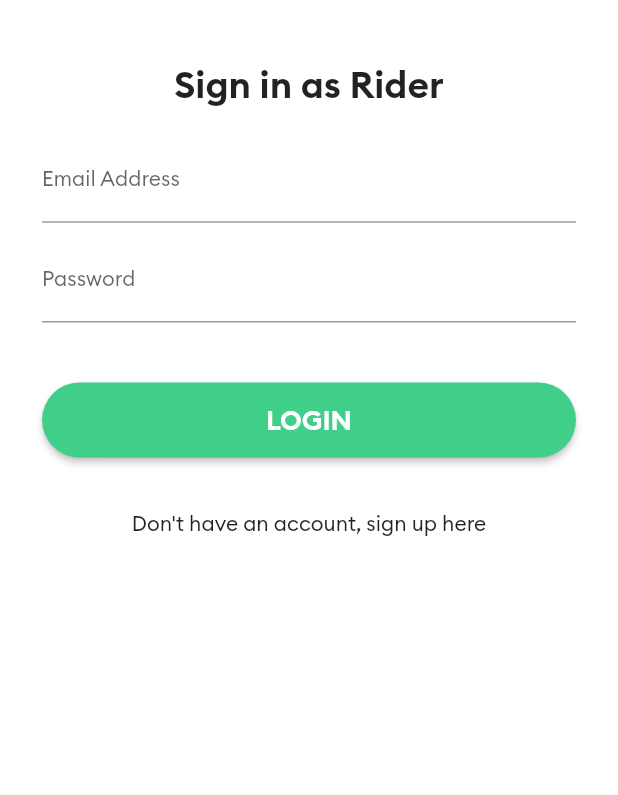
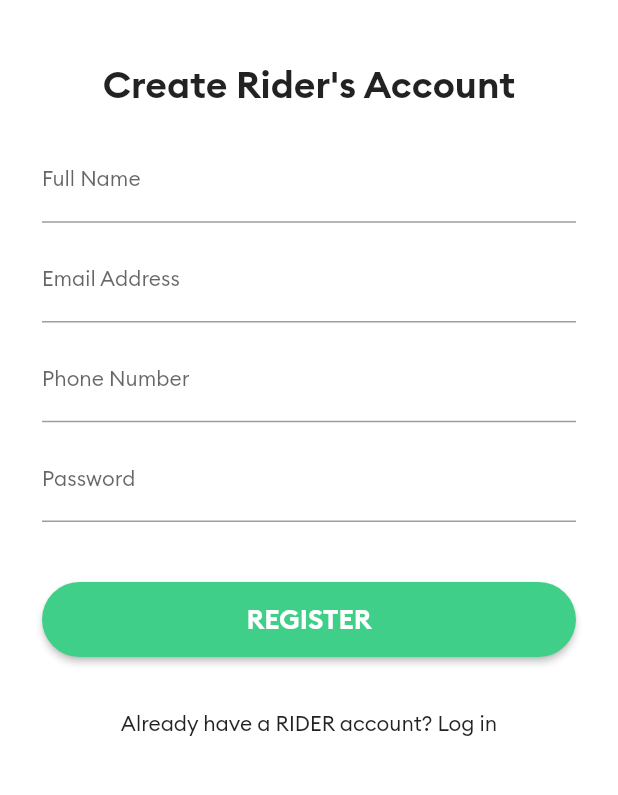
Before and after one commit to AhmedTitef/gtaxi_app, a Flutter app: the screen it shows after launch, on a phone screen of 412 x 824 dp, the part 267-1062 px from its top. Run offline on Flutter 3.47's test engine with Material 2 defaults, Android fonts, the phone set to English and light mode, and no system bars; our stand-ins replace firebase_core, firebase_database; accounts and stored records are empty.

Commit message:
added registeration screen UI

```diff
--- a/lib/main.dart
+++ b/lib/main.dart
@@ -4,6 +4,7 @@
 import 'package:flutter/material.dart';
 import 'package:gtaxi_app/screens/loginpage.dart';
 import 'package:gtaxi_app/screens/mainpage.dart';
+import 'package:gtaxi_app/screens/registrationpage.dart';
 
 
 Future<void> main() async {
@@ -49,7 +50,7 @@
         // is not restarted.
         primarySwatch: Colors.blue,
       ),
-      home: LoginPage(),
+      home: RegistrationPage(),
     );
   }
 }
--- /dev/null
+++ b/lib/screens/registrationpage.dart
@@ -0,0 +1,132 @@
+import 'package:flutter/material.dart';
+
+import '../brand_colors.dart';
+
+class RegistrationPage extends StatelessWidget {
+  @override
+  Widget build(BuildContext context) {
+    return Scaffold(
+      backgroundColor: Colors.white,
+      body: SafeArea(
+        child: SingleChildScrollView(
+          child: Padding(
+            padding: const EdgeInsets.all(8.0),
+            child: Column(
+              children: [
+                SizedBox(
+                  height: 70,
+                ),
+                Image(
+                  alignment: Alignment.center,
+                  height: 100,
+                  width: 100,
+                  image: AssetImage("images/logo.png"),
+                ),
+                SizedBox(
+                  height: 40,
+                ),
+                Text(
+                  "Create Rider\'s Account",
+                  textAlign: TextAlign.center,
+                  style: TextStyle(fontSize: 25, fontFamily: "Brand-Bold"),
+                ),
+                Padding(
+                  padding: const EdgeInsets.all(20.0),
+                  child: Column(
+                    children: [
+                      TextField(
+                        keyboardType: TextInputType.emailAddress,
+                        decoration: InputDecoration(
+                            labelText: "Full Name",
+                            labelStyle: TextStyle(
+                              fontSize: 14,
+                            ),
+                            hintStyle: TextStyle(
+                              color: Colors.grey,
+                              fontSize: 10,
+                            )),
+                        style: TextStyle(fontSize: 14),
+                      ),
+                      SizedBox(height: 10,),
+                      TextField(
+                        keyboardType: TextInputType.emailAddress,
+                        decoration: InputDecoration(
+                            labelText: "Email Address",
+                            labelStyle: TextStyle(
+                              fontSize: 14,
+                            ),
+                            hintStyle: TextStyle(
+                              color: Colors.grey,
+                              fontSize: 10,
+                            )),
+                        style: TextStyle(fontSize: 14),
+                      ),
+                      SizedBox(
+                        height: 10,
+                      ),
+
+                      TextField(
+                        keyboardType: TextInputType.phone,
+                        decoration: InputDecoration(
+                            labelText: "Phone Number",
+                            labelStyle: TextStyle(
+                              fontSize: 14,
+                            ),
+                            hintStyle: TextStyle(
+                              color: Colors.grey,
+                              fontSize: 10,
+                            )),
+                        style: TextStyle(fontSize: 14),
+                      ),
+                      SizedBox(height: 10,),
+                      TextField(
+                        obscureText: true,
+                        decoration: InputDecoration(
+                            labelText: "Password",
+                            labelStyle: TextStyle(
+                              fontSize: 14,
+                            ),
+                            hintStyle: TextStyle(
+                              color: Colors.grey,
+                              fontSize: 10,
+                            )),
+                        style: TextStyle(fontSize: 14),
+                      ),
+                      SizedBox(
+                        height: 40,
+                      ),
+                      RaisedButton(
+                        onPressed: () {},
+                        shape: RoundedRectangleBorder(
+                          borderRadius: BorderRadius.circular(25),
+                        ),
+                        color: BrandColors.colorGreen,
+                        textColor: Colors.white,
+                        child: Container(
+                          height: 50,
+                          child: Center(
+                            child: Text(
+                              "REGISTER",
+                              style:
+                              TextStyle(fontSize: 18, fontFamily: "Brand-Bold"),
+                            ),
+                          ),
+                        ),
+                      ),
+                    ],
+                  ),
+                ),
+                FlatButton(
+                  onPressed: (){
+
+                  },
+                  child: Text("Already have a RIDER account? Log in"),
+                )
+              ],
+            ),
+          ),
+        ),
+      ),
+    );
+  }
+}
```
